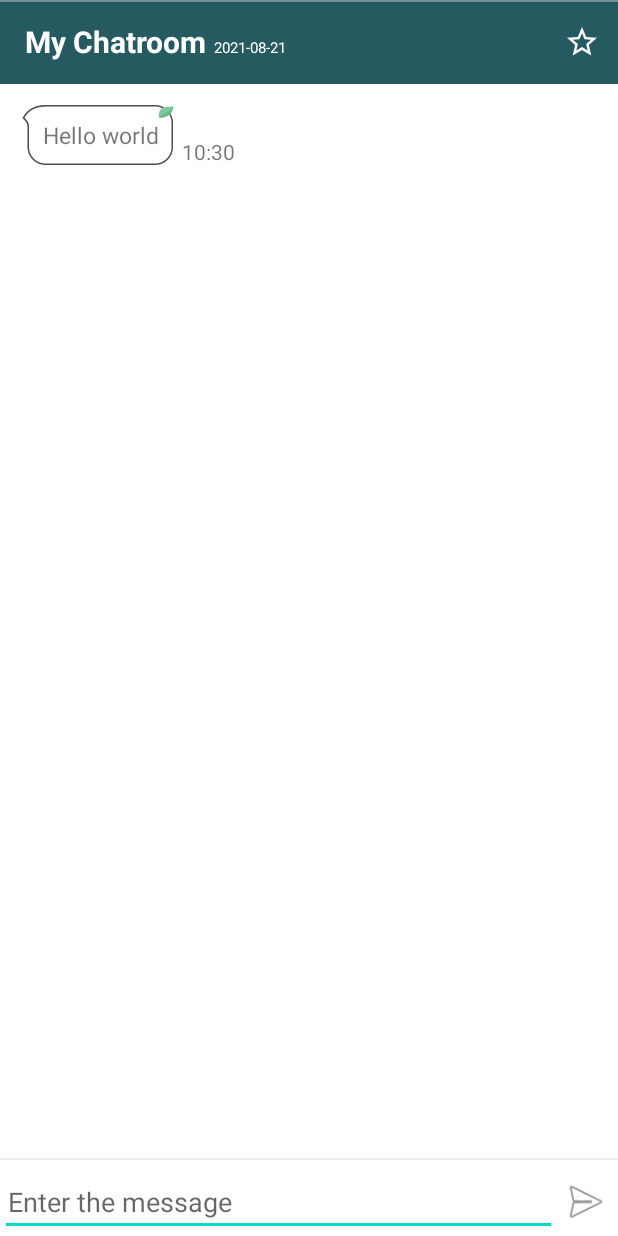
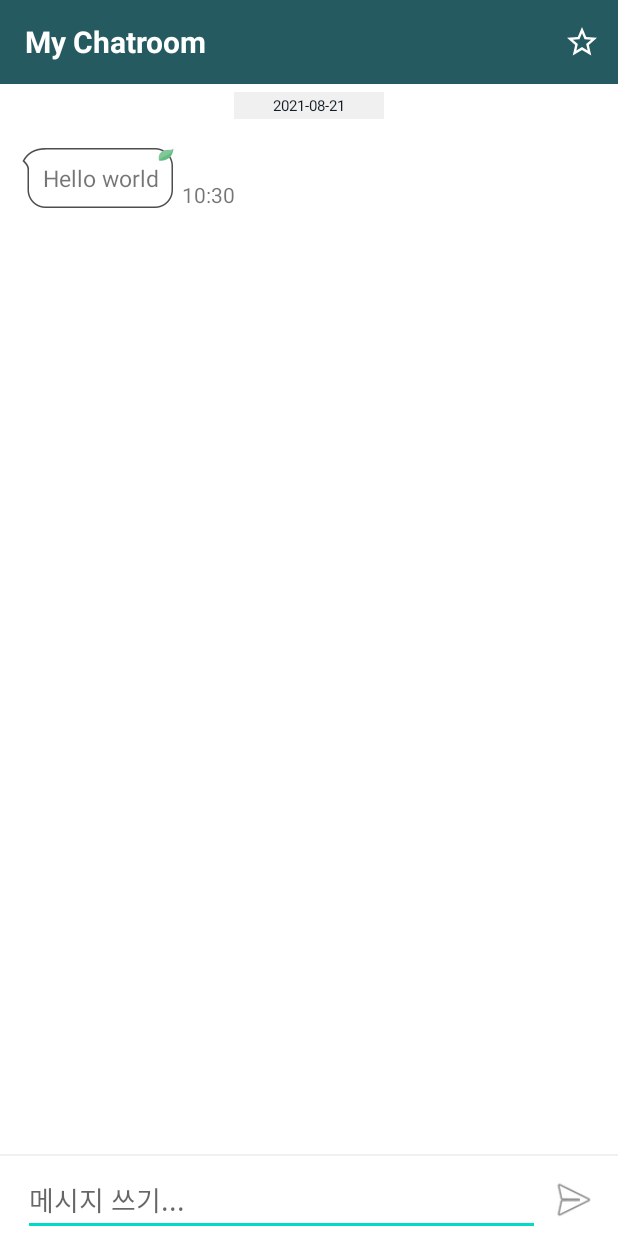
Before and after one commit to koscomcop/2022Military-Chatbot-android, an Android app: the ChatRoomActivity screen opened directly, with no data from a screen before it, on a phone screen of 412 x 824 dp. Run offline under Robolectric (Android 15) with nearby library versions, the phone set to English and light mode, and no system bars.

```diff
--- a/app/src/main/res/layout/activity_chat.xml
+++ b/app/src/main/res/layout/activity_chat.xml
@@ -27,29 +27,30 @@
                 android:textColor="@color/white"
                 android:gravity="center"/>
 
-            <TextView
-                android:id="@+id/chatDate"
-                android:layout_width="wrap_content"
-                android:layout_height="wrap_content"
-                android:layout_marginLeft="5dp"
-                android:textSize="10dp"
-                android:textColor="@color/white"
-                android:text="2021-08-04"/>
-
         </LinearLayout>
     </androidx.appcompat.widget.Toolbar>
 
-    <View
+
+    <TextView
+        android:id="@+id/chatDate"
+        android:layout_width="100dp"
+        android:layout_height="wrap_content"
+        android:layout_margin="@dimen/spacing_medium"
+        android:layout_centerHorizontal="true"
         android:background="@color/grey_alpha"
-        android:layout_width="match_parent"
-        android:layout_height="1dp" />
+        android:padding="2dp"
+        android:textSize="10dp"
+        android:textColor="@color/colorPrimaryDarkNight"
+        android:text="2022년 8월 9일 (화)"
+        android:textAlignment="center"
+        android:layout_below="@id/main_app_bar"/>
 
     <View
         android:layout_width="match_parent"
         android:layout_height="match_parent"
         android:background="@color/white"
         tools:ignore="ContentDescription"
-        android:layout_below="@id/main_app_bar"/>
+        android:layout_below="@id/chatDate"/>
 
     <View
         android:background="@color/grey_alpha"
@@ -63,6 +64,8 @@
         android:layout_alignParentBottom="true"
         android:layout_alignParentStart="true"
         android:orientation="horizontal"
+        android:paddingLeft="@dimen/spacing_large"
+        android:paddingRight="@dimen/spacing_middle"
         android:paddingTop="5dp"
         android:weightSum="1"
         android:background="#FFFFFF"
@@ -72,18 +75,17 @@
             android:id="@+id/chatMessage"
             android:layout_width="137dp"
             android:layout_height="wrap_content"
+            android:layout_marginRight="@dimen/spacing_medium"
             android:layout_weight="0.99"
-            android:hint="Enter the message"
+            android:hint="메시지 쓰기..."
             android:maxHeight="300dp"
-            android:paddingLeft="5dp"
-            android:paddingRight="10dp"
-            android:textColor="@color/black" />
+            android:textColor="@color/black"
+            android:textCursorDrawable="@color/colorPrimaryDarkNight" />
 
         <ImageButton
             android:id="@+id/chatSendButton"
             android:layout_width="34dp"
             android:layout_height="34dp"
-            android:layout_margin="2dp"
             android:layout_gravity="center_vertical"
             android:background="@android:drawable/ic_menu_send"
             />
@@ -93,7 +95,7 @@
         android:layout_width="match_parent"
         android:layout_height="wrap_content"
         android:layout_above="@+id/linearLayout"
-        android:layout_below="@id/main_app_bar">
+        android:layout_below="@id/chatDate">
         <androidx.recyclerview.widget.RecyclerView
             android:layout_width="match_parent"
             android:layout_height="wrap_content"
--- a/app/src/main/res/layout/card_image.xml
+++ b/app/src/main/res/layout/card_image.xml
@@ -15,8 +15,8 @@
         android:id="@+id/item_image"
         android:layout_width="match_parent"
         android:layout_height="match_parent"
-        android:scaleX="1.2"
-        android:scaleY="1.2"
+        android:src="@drawable/loading"
+        android:scaleType="fitCenter"
         android:layout_marginBottom="@dimen/drag_dismiss_distance"
         app:riv_corner_radius="8dp"/>
 
```
Also changed, not shown: app/src/main/java/com/example/militaryaibot/CardStackAdapter.kt (+6 -2 lines), app/src/main/java/com/example/militaryaibot/MainActivity.kt (+5 -23 lines), app/src/main/res/layout/_content_main.xml (deleted, +0 -184 lines), app/src/main/res/layout/activity_main.xml (+33 -2 lines), app/src/main/res/layout/content_main.xml (+0 -11 lines), app/src/main/res/drawable-xxhdpi/loading.jpg (added).
